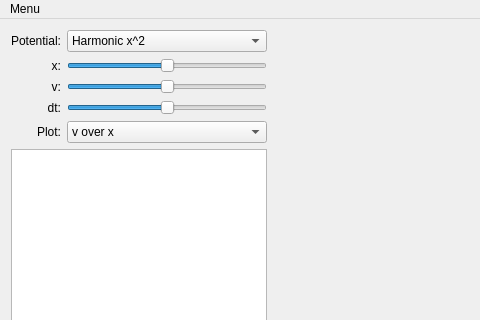
Qt form mainwindow.ui (Peter-H-Voss/rk4step-qt) before a commit; both pictures show x 0 to 480 and y 0 to 320 of the 800 by 500 pixel window.
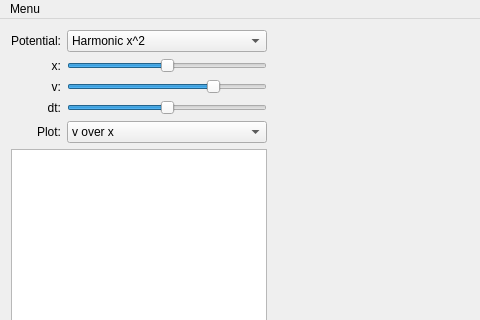
The same form after that commit. Custom widgets are drawn as their Qt base class.

The edit to the form file:
```diff
--- a/mainwindow.ui
+++ b/mainwindow.ui
@@ -146,7 +146,7 @@
            <number>20</number>
           </property>
           <property name="value">
-           <number>0</number>
+           <number>100</number>
           </property>
           <property name="orientation">
            <enum>Qt::Horizontal</enum>
```
Left out of the diff: 2 changed lines with no effect on the pictures.
